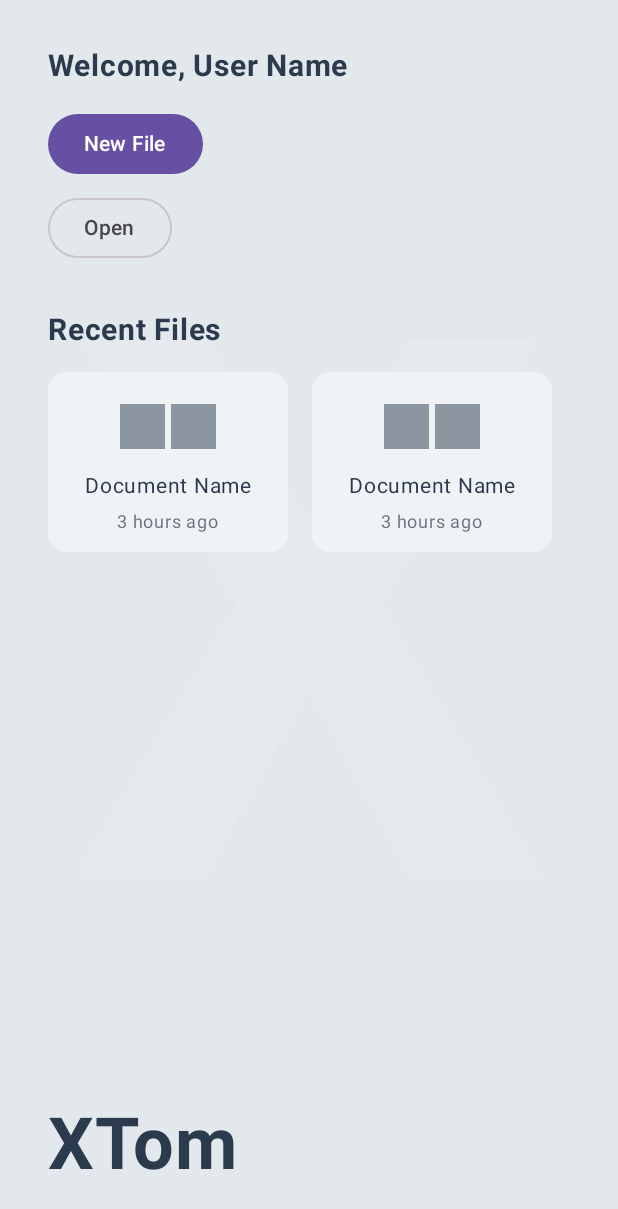
After one commit to DennisHartstock/XTom, an Android app built with Jetpack Compose: the composable WizardScreen shown on its own in the app's theme, on a phone screen of 412 x 824 dp. The commit adds this screen. Shown: the top 1209 px of the screen. Run offline under Robolectric (Android 15) with nearby library versions, the phone set to English and light mode, and no system bars.

Commit message:
feat: Add Wizard screen and navigation
Adds a new `WizardScreen` which displays a welcome message, options to create a new file or open an existing one, and a list of recent files.

Introduces basic navigation logic in `App.kt` to switch between `ChooseModeScreen` and the new `WizardScreen`. The `ChooseModeScreen` now triggers navigation to the `WizardScreen` when the "Wizard" mode is selected.

```diff
--- a/composeApp/src/commonMain/kotlin/org/example/project/App.kt
+++ b/composeApp/src/commonMain/kotlin/org/example/project/App.kt
@@ -1,14 +1,40 @@
 package org.example.project
 
 import androidx.compose.runtime.Composable
+import androidx.compose.runtime.getValue
+import androidx.compose.runtime.mutableStateOf
+import androidx.compose.runtime.remember
+import androidx.compose.runtime.setValue
 import org.example.project.ui.ChooseModeScreen
+import org.example.project.ui.WizardScreen
 import org.example.project.ui.theme.XTomTheme
 import org.jetbrains.compose.ui.tooling.preview.Preview
+
+sealed class Screen {
+    data object ChooseMode : Screen()
+    data object Wizard : Screen()
+}
 
 @Composable
 @Preview
 fun App() {
     XTomTheme {
-        ChooseModeScreen()
+        var currentScreen by remember { mutableStateOf<Screen>(Screen.ChooseMode) }
+
+        when (currentScreen) {
+            is Screen.ChooseMode -> {
+                ChooseModeScreen(
+                    onModeSelected = { mode ->
+                        if (mode == "Wizard") {
+                            currentScreen = Screen.Wizard
+                        }
+                    }
+                )
+            }
+
+            is Screen.Wizard -> {
+                WizardScreen()
+            }
+        }
     }
 }
--- a/composeApp/src/commonMain/kotlin/org/example/project/ui/ChooseModeScreen.kt
+++ b/composeApp/src/commonMain/kotlin/org/example/project/ui/ChooseModeScreen.kt
@@ -24,7 +24,7 @@ import androidx.compose.ui.unit.dp
 import androidx.compose.ui.unit.sp
 
 @Composable
-fun ChooseModeScreen() {
+fun ChooseModeScreen(onModeSelected: (String) -> Unit) {
     Surface(
         modifier = Modifier.fillMaxSize(),
         color = MaterialTheme.colorScheme.background
@@ -57,7 +57,7 @@ fun ChooseModeScreen() {
                 Row(
                     horizontalArrangement = Arrangement.spacedBy(32.dp)
                 ) {
-                    ModeCard("Wizard", "*", {}) // Placeholder icon
+                    ModeCard("Wizard", "*", { onModeSelected("Wizard") }) // Placeholder icon
                     ModeCard("Classic", ">", {}) // Placeholder icon
                     ModeCard("R & D", "X", {}) // Placeholder icon
                 }
--- /dev/null
+++ b/composeApp/src/commonMain/kotlin/org/example/project/ui/WizardScreen.kt
@@ -0,0 +1,154 @@
+package org.example.project.ui
+
+import androidx.compose.foundation.background
+import androidx.compose.foundation.layout.Arrangement
+import androidx.compose.foundation.layout.Box
+import androidx.compose.foundation.layout.Column
+import androidx.compose.foundation.layout.Row
+import androidx.compose.foundation.layout.Spacer
+import androidx.compose.foundation.layout.fillMaxSize
+import androidx.compose.foundation.layout.fillMaxWidth
+import androidx.compose.foundation.layout.height
+import androidx.compose.foundation.layout.padding
+import androidx.compose.foundation.layout.size
+import androidx.compose.foundation.layout.width
+import androidx.compose.foundation.lazy.LazyRow
+import androidx.compose.foundation.lazy.items
+import androidx.compose.material3.Button
+import androidx.compose.material3.Card
+import androidx.compose.material3.CardDefaults
+import androidx.compose.material3.MaterialTheme
+import androidx.compose.material3.OutlinedButton
+import androidx.compose.material3.Surface
+import androidx.compose.material3.Text
+import androidx.compose.runtime.Composable
+import androidx.compose.ui.Alignment
+import androidx.compose.ui.Modifier
+import androidx.compose.ui.graphics.Color
+import androidx.compose.ui.text.font.FontWeight
+import androidx.compose.ui.unit.dp
+import androidx.compose.ui.unit.sp
+
+data class RecentFile(
+    val name: String,
+    val lastModified: String
+)
+
+@Composable
+fun WizardScreen() {
+    val recentFiles = listOf(
+        RecentFile("Document Name", "3 hours ago"),
+        RecentFile("Document Name", "3 hours ago"),
+        RecentFile("Document Name", "3 hours ago"),
+        RecentFile("Document Name", "3 hours ago"),
+        RecentFile("Document Name", "3 hours ago"),
+        RecentFile("Document Name", "3 hours ago")
+    )
+
+    Surface(
+        modifier = Modifier.fillMaxSize(),
+        color = MaterialTheme.colorScheme.background
+    ) {
+        Box(modifier = Modifier.fillMaxSize()) {
+            Text(
+                text = "X",
+                fontSize = 500.sp,
+                fontWeight = FontWeight.Bold,
+                color = Color(0x1AFFFFFF), // a very light color
+                modifier = Modifier.align(Alignment.Center)
+            )
+
+            Column(
+                modifier = Modifier
+                    .fillMaxSize()
+                    .padding(32.dp)
+            ) {
+                Text(
+                    text = "Welcome, User Name",
+                    fontSize = 20.sp,
+                    fontWeight = FontWeight.Bold
+                )
+                Spacer(modifier = Modifier.height(16.dp))
+                Button(onClick = {}) {
+                    Text("New File")
+                }
+                Spacer(modifier = Modifier.height(8.dp))
+                OutlinedButton(onClick = {}) {
+                    Text("Open")
+                }
+
+                Spacer(modifier = Modifier.height(32.dp))
+
+                Text(
+                    text = "Recent Files",
+                    fontSize = 20.sp,
+                    fontWeight = FontWeight.Bold
+                )
+                Spacer(modifier = Modifier.height(16.dp))
+
+                LazyRow(
+                    horizontalArrangement = Arrangement.spacedBy(16.dp)
+                ) {
+                    items(recentFiles) { file ->
+                        RecentFileCard(file)
+                    }
+                }
+
+                Spacer(modifier = Modifier.weight(1f))
+
+                Text(
+                    text = "XTom",
+                    fontSize = 48.sp,
+                    fontWeight = FontWeight.Bold,
+                    color = MaterialTheme.colorScheme.onBackground,
+                    modifier = Modifier.align(Alignment.Start)
+                )
+            }
+        }
+    }
+}
+
+@Composable
+fun RecentFileCard(file: RecentFile) {
+    Card(
+        modifier = Modifier.size(160.dp, 120.dp),
+        colors = CardDefaults.cardColors(
+            containerColor = MaterialTheme.colorScheme.surface
+        )
+    ) {
+        Column(
+            modifier = Modifier.fillMaxSize().padding(8.dp),
+            verticalArrangement = Arrangement.Center,
+            horizontalAlignment = Alignment.CenterHorizontally
+        ) {
+            // Placeholder for image
+            Box(
+                modifier = Modifier
+                    .weight(1f)
+                    .fillMaxWidth()
+                    .height(60.dp)
+                    .padding(8.dp),
+                contentAlignment = Alignment.Center
+            ) {
+                // Placeholder shapes
+                Row {
+                    Box(
+                        modifier = Modifier.size(30.dp)
+                            .background(MaterialTheme.colorScheme.onSurface.copy(alpha = 0.5f))
+                    )
+                    Spacer(modifier = Modifier.width(4.dp))
+                    Box(
+                        modifier = Modifier.size(30.dp)
+                            .background(MaterialTheme.colorScheme.onSurface.copy(alpha = 0.5f))
+                    )
+                }
+            }
+            Text(text = file.name, fontSize = 14.sp)
+            Text(
+                text = file.lastModified,
+                fontSize = 12.sp,
+                color = MaterialTheme.colorScheme.onSurface.copy(alpha = 0.7f)
+            )
+        }
+    }
+}
```
